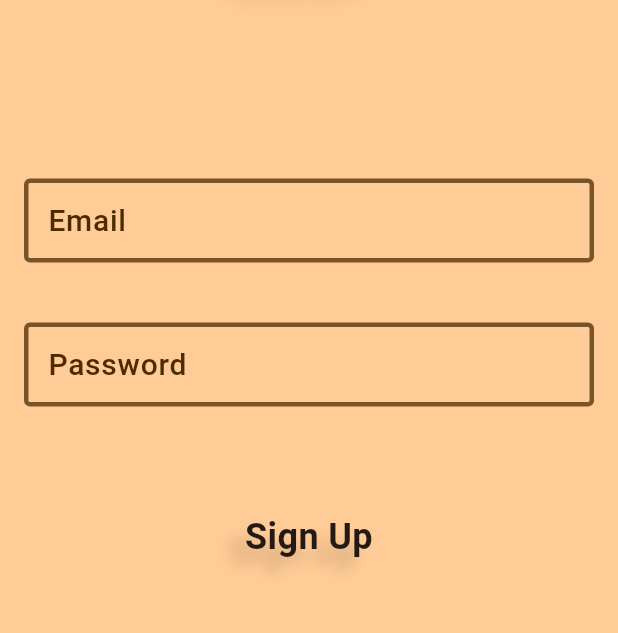
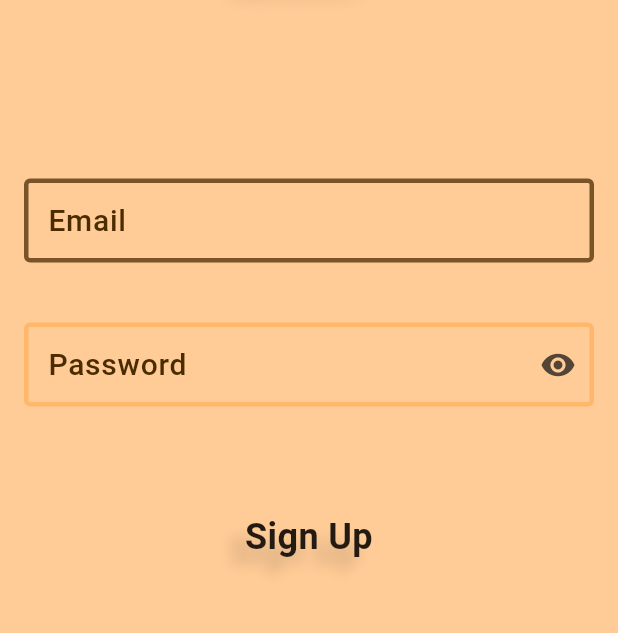
Before and after one commit to IboHaj/list_it, a Flutter app: the screen it shows after launch, scrolled down 40 dp, after a tap on "Sign Up", on a phone screen of 412 x 824 dp, the part 483-1116 px from its top. Run offline on Flutter 3.47's test engine with Material 3 defaults, Android fonts, the phone set to English and light mode, and no system bars; our stand-ins replace badges, cloud_firestore, firebase_auth, firebase_core, flutter_native_splash, flutter_secure_storage and 1 more; accounts and stored records are empty.

Commit message:
Adding screen transitions, QOL to fields and added sign out and delete methods and added const wherever applicable

```diff
--- a/lib/screens/login_page.dart
+++ b/lib/screens/login_page.dart
@@ -2,6 +2,7 @@ import 'package:flutter/material.dart';
 import 'package:list_it/ChangeNotifiers/client.dart';
 import 'package:list_it/screens/main_page.dart';
 import 'package:list_it/screens/signup_page.dart';
+import 'package:list_it/utils/animations.dart';
 import 'package:list_it/utils/auth.dart';
 import 'package:list_it/utils/connection.dart';
 import 'package:list_it/utils/extensions.dart';
@@ -22,6 +23,7 @@ class _LoginPageState extends State<LoginPage> {
   final TextEditingController emailTEC = TextEditingController();
   final TextEditingController passwordTEC = TextEditingController();
   final ValueNotifier<bool> isChecked = ValueNotifier(false);
+  final ValueNotifier<bool> hidePassword = ValueNotifier(true);
 
   bool validateEmail(String? email) {
     RegExp regexp = RegExp(r"^[a-zA-Z0-9.a-zA-Z0-9.!#$%&'*+-/=?^_`{|}~]+@[a-zA-Z0-9]+\.[a-zA-Z]+");
@@ -71,7 +73,7 @@ class _LoginPageState extends State<LoginPage> {
                     child: Container(
                       padding: const EdgeInsets.symmetric(horizontal: 6),
                       child: Center(
-                        child: Text(
+                        child: const Text(
                           "Welcome to List it! Your one stop for managing various to-do lists and tasks.",
                           textAlign: TextAlign.center,
                           style: TextStyle(
@@ -102,6 +104,7 @@ class _LoginPageState extends State<LoginPage> {
                           mainAxisAlignment: MainAxisAlignment.center,
                           children: [
                             TextField(
+                              autocorrect: false,
                               controller: emailTEC,
                               decoration: InputDecoration(
                                 border: OutlineInputBorder(),
@@ -120,9 +123,12 @@ class _LoginPageState extends State<LoginPage> {
                               ),
                             ).paddingSymmetric(10, 0),
                             SizedBox(height: 10),
-                            TextField(
+                            ValueListenableBuilder<bool>(
+                              valueListenable: hidePassword,
+                              builder: (context, value, child) => TextField(
+                                autocorrect: false,
                                 controller: passwordTEC,
-                              obscureText: true,
+                                obscureText: hidePassword.value,
                                 decoration: InputDecoration(
                                   border: OutlineInputBorder(),
                                   enabledBorder: OutlineInputBorder(
@@ -137,8 +143,13 @@ class _LoginPageState extends State<LoginPage> {
                                     fontSize: 20,
                                     fontWeight: FontWeight.w500,
                                   ),
+                                  suffixIcon: IconButton(
+                                    onPressed: () => hidePassword.value = !hidePassword.value,
+                                    icon: Icon(hidePassword.value ? Icons.visibility : Icons.visibility_off),
+                                  ),
                                 ),
                               ).paddingSymmetric(10, 0),
+                            ),
                             Row(
                               mainAxisSize: MainAxisSize.max,
                               children: [
@@ -172,7 +183,7 @@ class _LoginPageState extends State<LoginPage> {
                                       if (validateEmail(emailTEC.text) && validatePassword(passwordTEC.text)) {
                                         client.notify(() => client.logging = true);
                                         User? user = await Auth.loginUserWithEmailAndPassword(
-                                          emailTEC.text,
+                                          emailTEC.text.toLowerCase(),
                                           passwordTEC.text,
                                           Auth.auth,
                                         );
@@ -192,7 +203,7 @@ class _LoginPageState extends State<LoginPage> {
                                           if (context.mounted) {
                                             await Navigator.pushAndRemoveUntil(
                                               context,
-                                              MaterialPageRoute(builder: (context) => MainPage()),
+                                              Animations.animatedScreenTransition(MainPage()),
                                               (predicate) => false,
                                             );
                                           }
@@ -230,7 +241,7 @@ class _LoginPageState extends State<LoginPage> {
                                     }
                                   },
                                   splashColor: context.inversePrimary,
-                                  child: Text(
+                                  child: const Text(
                                     "Login",
                                     textAlign: TextAlign.center,
                                     style: TextStyle(
@@ -256,9 +267,9 @@ class _LoginPageState extends State<LoginPage> {
                                 child: InkWell(
                                   borderRadius: BorderRadius.vertical(top: Radius.circular(10)),
                                   onTap: () =>
-                                      Navigator.push(context, MaterialPageRoute(builder: (context) => SignupPage())),
+                                      Navigator.push(context, Animations.animatedScreenTransition(SignupPage())),
                                   splashColor: context.inversePrimary,
-                                  child: Text(
+                                  child: const Text(
                                     "Sign Up",
                                     textAlign: TextAlign.center,
                                     style: TextStyle(
@@ -287,12 +298,12 @@ class _LoginPageState extends State<LoginPage> {
                                     Prefs.prefs?.setBool("Local_Use", true);
                                     Prefs.prefs?.setBool("Account_Use", false);
                                     Navigator.of(context).pushAndRemoveUntil(
-                                      MaterialPageRoute(builder: (context) => MainPage()),
+                                      Animations.animatedScreenTransition(MainPage()),
                                       (predicate) => false,
                                     );
                                   },
                                   splashColor: context.inversePrimary,
-                                  child: Text(
+                                  child: const Text(
                                     "* If you would like to use List it! without an account, click here instead.*",
                                     textAlign: TextAlign.center,
                                     style: TextStyle(
--- a/lib/screens/signup_page.dart
+++ b/lib/screens/signup_page.dart
@@ -2,6 +2,8 @@ import 'dart:developer';
 import 'package:flutter/material.dart';
 import 'package:list_it/ChangeNotifiers/client.dart';
 import 'package:list_it/screens/main_page.dart';
+import 'package:list_it/utils/animations.dart';
+import 'package:list_it/utils/auth.dart';
 import 'package:list_it/utils/extensions.dart';
 import 'package:list_it/widgets/custom_appbar.dart';
 import 'package:firebase_auth/firebase_auth.dart';
@@ -18,6 +20,7 @@ class _SignupPageState extends State<SignupPage> {
   final _auth = FirebaseAuth.instance;
   final TextEditingController emailTEC = TextEditingController();
   final TextEditingController passwordTEC = TextEditingController();
+  final ValueNotifier<bool> hidePassword = ValueNotifier(true);
 
   bool validateEmail(String? email) {
     RegExp regexp = RegExp(r"^[a-zA-Z0-9.a-zA-Z0-9.!#$%&'*+-/=?^_`{|}~]+@[a-zA-Z0-9]+\.[a-zA-Z]+");
@@ -81,7 +84,7 @@ class _SignupPageState extends State<SignupPage> {
                     mainAxisSize: MainAxisSize.max,
                     mainAxisAlignment: MainAxisAlignment.center,
                     children: [
-                      Text(
+                      const Text(
                           "Welcome to List it! Your one stop for managing various to-do lists and tasks.",
                           textAlign: TextAlign.center,
                           style: TextStyle(
@@ -114,19 +117,19 @@ class _SignupPageState extends State<SignupPage> {
                             ),
                           ),
                         ).paddingSymmetric(10, 20),
-                      TextField(
+                      ValueListenableBuilder<bool>(
+                        valueListenable: hidePassword,
+                        builder: (context, value, child) => TextField(
+                          autocorrect: false,
                           controller: passwordTEC,
-                          obscureText: true,
+                          obscureText: hidePassword.value,
                           decoration: InputDecoration(
                             border: OutlineInputBorder(),
                             enabledBorder: OutlineInputBorder(
-                              borderSide: BorderSide(
-                                width: 3,
-                                color: context.onSecondaryContainer,
-                              ),
+                              borderSide: BorderSide(width: 3, color: context.inversePrimary),
                             ),
                             focusedBorder: OutlineInputBorder(
-                              borderSide: BorderSide(width: 3, color: context.onInverseSurface),
+                              borderSide: BorderSide(width: 3, color: context.onPrimaryContainer),
                             ),
                             labelText: "Password",
                             labelStyle: TextStyle(
@@ -134,8 +137,13 @@ class _SignupPageState extends State<SignupPage> {
                               fontSize: 20,
                               fontWeight: FontWeight.w500,
                             ),
+                            suffixIcon: IconButton(
+                              onPressed: () => hidePassword.value = !hidePassword.value,
+                              icon: Icon(hidePassword.value ? Icons.visibility : Icons.visibility_off),
+                            ),
                           ),
-                        ).paddingSymmetric(10, 20),
+                        ),
+                      ).paddingSymmetric(10, 20),
                       Container(
                         padding: EdgeInsets.symmetric(vertical: 50),
                         width: context.width / 3.5,
@@ -146,12 +154,12 @@ class _SignupPageState extends State<SignupPage> {
                             onTap: () async {
                               if (validateEmail(emailTEC.text) && validatePassword(passwordTEC.text)) {
                                 client.notify(() => client.logging = true);
-                                User? user = await createUserWithEmailAndPassword(emailTEC.text, passwordTEC.text);
-                                if (user != null && context.mounted) {
+                                Auth.user = await createUserWithEmailAndPassword(emailTEC.text, passwordTEC.text);
+                                if (Auth.user != null && context.mounted) {
                                   client.notify(() => client.logging = false);
                                   Navigator.pushAndRemoveUntil(
                                     context,
-                                    MaterialPageRoute(builder: (context) => MainPage()),
+                                    Animations.animatedScreenTransition(MainPage()),
                                     (predicate) => false,
                                   );
                                 } else if (context.mounted) {
--- /dev/null
+++ b/lib/utils/animations.dart
@@ -0,0 +1,19 @@
+import 'package:flutter/material.dart';
+
+class Animations {
+  static Route<void> animatedScreenTransition(Widget screen) {
+    return PageRouteBuilder(
+      pageBuilder: (context, anim1, anim2) => screen,
+      transitionsBuilder: (context, anim1, anim2, child) {
+        const begin = Offset(-1.0, 0.0);
+        const end = Offset.zero;
+        var curve = Curves.ease;
+        var curveTween = CurveTween(curve: curve);
+        final tween = Tween(begin: begin, end: end).chain(curveTween);
+        final offsetAnim = anim1.drive(tween);
+
+        return SlideTransition(position: offsetAnim, child: child,);
+      },
+    );
+  }
+}
--- a/lib/widgets/measurement_units_ddm.dart
+++ b/lib/widgets/measurement_units_ddm.dart
@@ -21,7 +21,7 @@ class _MeasurementUnitsDDM extends State<MeasurementUnitsDDM> {
   Widget build(BuildContext context) {
     return DropdownMenu(
       dropdownMenuEntries: measurementUnitsDDM,
-      label: Text("Measurement Units"),
+      label: const Text("Measurement Units"),
       width: context.width / 1.7,
       controller: unitsTEC,
       onSelected: (value) {
```
Also changed, not shown: lib/ChangeNotifiers/client.dart (+20 -2 lines), lib/screens/main_page.dart (+8 -11 lines), lib/widgets/list_item_button.dart (+13 -1 lines). Lines whose indentation alone changed are shown as unchanged.
